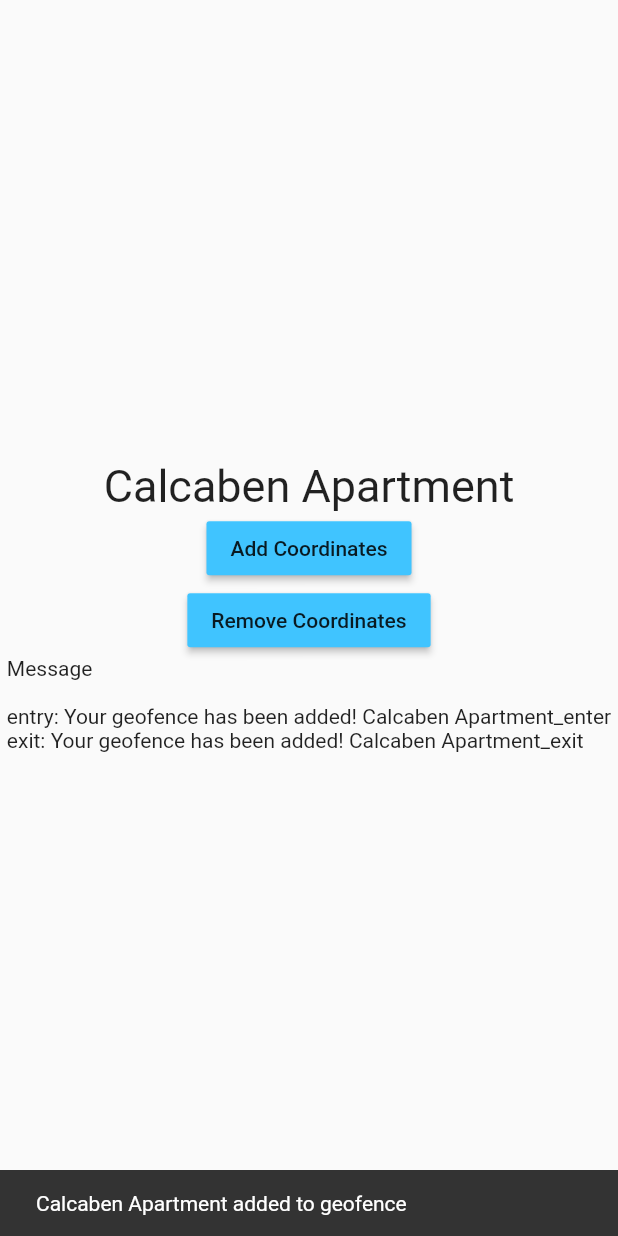
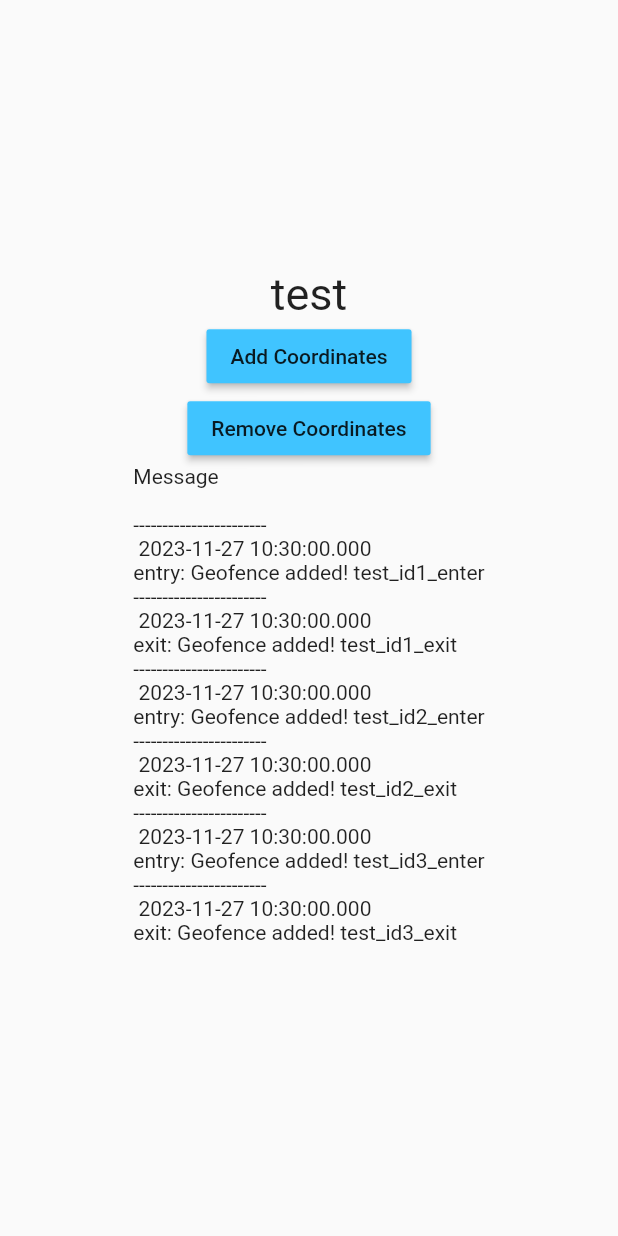
Before and after one commit to Nniki-N/flutter_geofence, a Flutter app: the screen it shows after launch, after a tap on "Add Coordinates", on a phone screen of 412 x 824 dp. Run offline on Flutter 3.47's test engine with Material 2 defaults, Android fonts, the phone set to English and light mode, and no system bars; our stand-ins replace flutter_local_notifications, permission_handler, plugin_platform_interface, rxdart, shared_preferences; missing offline and left inert: dart:ffi.

Commit message:
update example

```diff
--- a/example/lib/main.dart
+++ b/example/lib/main.dart
@@ -9,6 +9,7 @@ import 'package:flutter_geofence/geofence.dart';
 import 'package:flutter_local_notifications/flutter_local_notifications.dart';
 import 'package:permission_handler/permission_handler.dart';
 import 'package:rxdart/subjects.dart';
+import 'package:shared_preferences/shared_preferences.dart';
 
 FlutterLocalNotificationsPlugin flutterLocalNotificationsPlugin =
     new FlutterLocalNotificationsPlugin();
@@ -26,23 +27,41 @@ class MyApp extends StatefulWidget {
 }
 
 class _MyAppState extends State<MyApp> {
-  static final calcabenApartment = <String, dynamic>{
-    'lat': 9.627392,
-    'long': 123.8784023,
-    'name': 'Calcaben Apartment',
-    'radius': 150.0
-  };
-  final enterLocation = Geolocation(
-    latitude: calcabenApartment['lat'] as double,
-    longitude: calcabenApartment['long'] as double,
-    radius: calcabenApartment['radius'] as double,
-    id: '${calcabenApartment['name']}_enter',
+  final enterLocation1 = Geolocation(
+    latitude: 48.16911,
+    longitude: 11.53429,
+    radius: 200,
+    id: 'test_id1_enter',
   );
-  final exitLocation = Geolocation(
-    latitude: calcabenApartment['lat'] as double,
-    longitude: calcabenApartment['long'] as double,
-    radius: calcabenApartment['radius'] as double,
-    id: '${calcabenApartment['name']}_exit',
+  final exitLocation1 = Geolocation(
+    latitude: 48.16911,
+    longitude: 11.53429,
+    radius: 200,
+    id: 'test_id1_exit',
+  );
+  final enterLocation2 = Geolocation(
+    latitude: 48.17034,
+    longitude: 11.53235,
+    radius: 200,
+    id: 'test_id2_enter',
+  );
+  final exitLocation2 = Geolocation(
+    latitude: 48.17034,
+    longitude: 11.53235,
+    radius: 200,
+    id: 'test_id2_exit',
+  );
+  final enterLocation3 = Geolocation(
+    latitude: 48.16917,
+    longitude: 11.5295,
+    radius: 200,
+    id: 'test_id3_enter',
+  );
+  final exitLocation3 = Geolocation(
+    latitude: 48.16917,
+    longitude: 11.5295,
+    radius: 200,
+    id: 'test_id3_exit',
   );
   String _message = "Message\n\n";
   late StreamSubscription<String> streamSubscription;
@@ -75,17 +94,19 @@ class _MyAppState extends State<MyApp> {
             crossAxisAlignment: CrossAxisAlignment.center,
             children: [
               Text(
-                calcabenApartment['name'],
+                'test',
                 style: TextStyle(fontSize: 30),
               ),
               MaterialButton(
                 color: Colors.lightBlueAccent,
                 child: Text('Add Coordinates'),
                 onPressed: () {
-                  addGeolocation(enterLocation, GeolocationEvent.entry);
-                  addGeolocation(exitLocation, GeolocationEvent.exit);
-                  showSnackbar(
-                      '${calcabenApartment['name']} added to geofence');
+                  addGeolocation(enterLocation1, GeolocationEvent.entry);
+                  addGeolocation(exitLocation1, GeolocationEvent.exit);
+                  addGeolocation(enterLocation2, GeolocationEvent.entry);
+                  addGeolocation(exitLocation2, GeolocationEvent.exit);
+                  addGeolocation(enterLocation3, GeolocationEvent.entry);
+                  addGeolocation(exitLocation3, GeolocationEvent.exit);
                 },
               ),
               MaterialButton(
@@ -104,10 +125,16 @@ class _MyAppState extends State<MyApp> {
   }
 
   Future<void> _init() async {
+    final sp = await SharedPreferences.getInstance();
+
+    final list = sp.getStringList('key') ?? [];
+
+    list.forEach(print);
+
     var initializationSettingsAndroid =
         new AndroidInitializationSettings('app_icon');
     var initializationSettingsIOS =
-    DarwinInitializationSettings(onDidReceiveLocalNotification: null);
+        DarwinInitializationSettings(onDidReceiveLocalNotification: null);
     var initializationSettings = InitializationSettings(
         android: initializationSettingsAndroid, iOS: initializationSettingsIOS);
     flutterLocalNotificationsPlugin.initialize(initializationSettings);
@@ -129,7 +156,7 @@ class _MyAppState extends State<MyApp> {
   void addGeolocation(Geolocation geolocation, GeolocationEvent event) {
     Geofence.addGeolocation(geolocation, event).then((onValue) {
       final message =
-          '${event.name.split('.').last}: Your geofence has been added! ${geolocation.id}';
+          '${event.name.split('.').last}: Geofence added! ${geolocation.id}';
       print(message);
       addLog(message);
     }).catchError((error) {
@@ -143,7 +170,7 @@ class _MyAppState extends State<MyApp> {
 
   void addLog(String s) {
     setState(() {
-      _message = "$_message$s\n";
+      _message = _message + "-----------------------\n ${DateTime.now()}\n$s\n";
     });
   }
 
@@ -158,14 +185,44 @@ class _MyAppState extends State<MyApp> {
         android: androidPlatformChannelSpecifics,
         iOS: iOSPlatformChannelSpecifics);
     await flutterLocalNotificationsPlugin.show(
-        rng.nextInt(100000), title, subtitle, platformChannelSpecifics,
-        payload: 'item x');
+      rng.nextInt(100000),
+      title,
+      subtitle,
+      platformChannelSpecifics,
+      payload: 'item x',
+    );
   }
 }
 
 Future<void> geofenceEventCallback(
-    Geolocation geolocation, GeolocationEvent event) async {
+  Geolocation geolocation,
+  GeolocationEvent event,
+) async {
   print(
       'geofenceEventCallback: geolocation:${geolocation.id} event:${event.name}');
-  geoeventStream.add('geolocation:${geolocation.id} event:${event.name}');
+  geoeventStream.add('geolocation:${geolocation.id}');
+
+  final sp = await SharedPreferences.getInstance();
+
+  final list = sp.getStringList('key') ?? [];
+
+  list.add('${DateTime.now()} ------------ ${geolocation.id} ------- geofence');
+
+  sp.setStringList('key', list);
+
+  var rng = new Random();
+  var androidPlatformChannelSpecifics = AndroidNotificationDetails(
+      'your channel id', 'your channel name',
+      importance: Importance.high, priority: Priority.high, ticker: 'ticker');
+  var iOSPlatformChannelSpecifics = DarwinNotificationDetails();
+  var platformChannelSpecifics = NotificationDetails(
+      android: androidPlatformChannelSpecifics,
+      iOS: iOSPlatformChannelSpecifics);
+  await flutterLocalNotificationsPlugin.show(
+    rng.nextInt(100000),
+    'Callback from background',
+    geolocation.id,
+    platformChannelSpecifics,
+    payload: 'item x',
+  );
 }
--- a/example/pubspec.yaml
+++ b/example/pubspec.yaml
@@ -16,6 +16,7 @@ dependencies:
   permission_handler: ^10.2.0
   geocoding: ^2.1.0
   rxdart: ^0.27.7
+  shared_preferences: ^2.2.2
 
 dev_dependencies:
   flutter_test:
```
Also changed, not shown: example/pubspec.lock, pubspec.lock, 1 other file.
